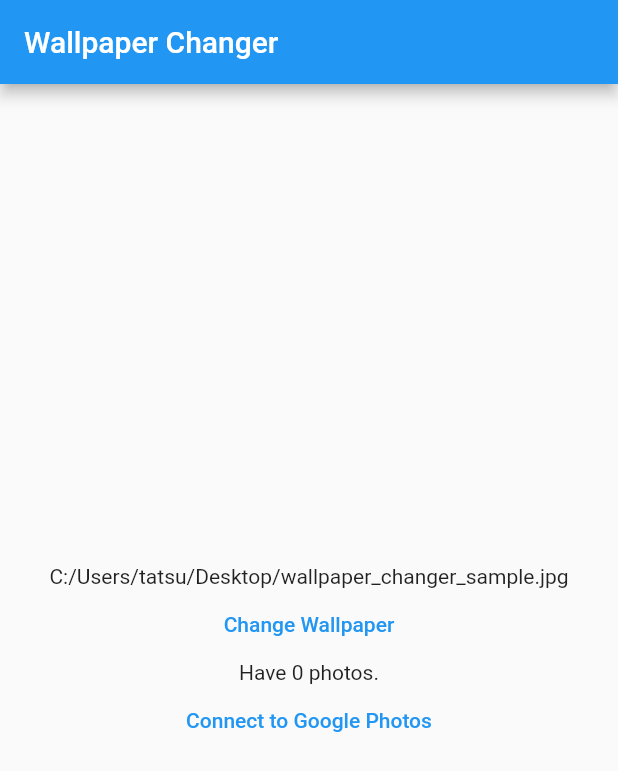
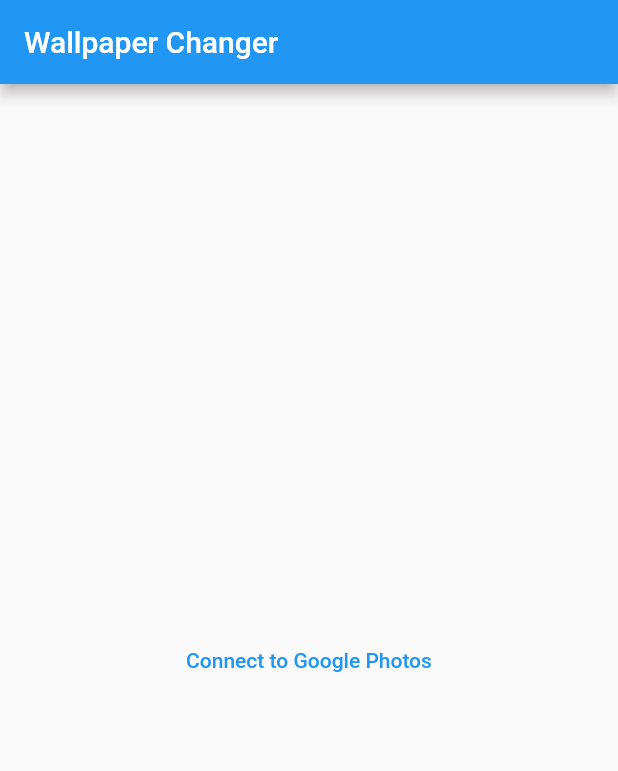
Before and after one commit to fukata/wallpaper_changer, a Flutter app: the screen it shows after launch, after a tap on "Connect to Google Photos", on a phone screen of 412 x 824 dp. Shown: the top 771 px of the screen. Run offline on Flutter 3.47's test engine with Material 2 defaults, Android fonts, the phone set to English and light mode, and no system bars; our stand-ins replace flutter_dotenv, googleapis_auth, realm; missing offline and left inert: dart:ffi, desktop_window, googleapis, win32; statements that could not run were skipped.

Commit message:
#7 change: ベースのUIを作成

```diff
--- a/lib/main.dart
+++ b/lib/main.dart
@@ -3,6 +3,7 @@ import 'dart:ffi';
 import 'dart:io';
 import 'dart:math' as math;
 
+import 'package:desktop_window/desktop_window.dart';
 import 'package:ffi/ffi.dart';
 import 'package:flutter/material.dart';
 import 'package:googleapis/oauth2/v2.dart';
@@ -25,6 +26,10 @@ void main() async {
   var realmConfig = Configuration([app.User.schema, app.MediaItem.schema]);
   realmConfig.schemaVersion = 1;
   realm = Realm(realmConfig);
+
+  DesktopWindow.setWindowSize(const Size(500, 700));
+  DesktopWindow.setMaxWindowSize(const Size(500, 700));
+  DesktopWindow.setMinWindowSize(const Size(500, 700));
 
   runApp(const MyApp());
 }
@@ -75,11 +80,19 @@ class MyHomePage extends StatefulWidget {
 
 class _MyHomePageState extends State<MyHomePage> {
   /// 現在の壁紙のファイルパス
-  // TODO: ユーザーが画像を選択できるようにする
   String _wallpaperFilePath = "";
 
   app.User? _currentUser;
   int _mediaItemCount = 0;
+
+  /// 画像データを取得する
+  void _handleSync() async {
+    var client = _makeAuthClientFromUser(_currentUser!);
+    await _loadGooglePhotos(client);
+    setState(() {
+      _mediaItemCount = realm.all<app.MediaItem>().length;
+    });
+  }
 
   /// 壁紙を変更するボタンが押された時の処理。
   void _handleChangeWallpaper() {
@@ -336,66 +349,116 @@ class _MyHomePageState extends State<MyHomePage> {
   @override
   void initState() {
     super.initState();
-    _wallpaperFilePath = path.join(
-        "C:", "Users", "tatsu", "Desktop", "wallpaper_changer_sample.jpg");
     _currentUser = _getCurrentUser();
     _mediaItemCount = realm.all<app.MediaItem>().length;
   }
 
   @override
   Widget build(BuildContext context) {
-    // This method is rerun every time setState is called, for instance as done
-    // by the _incrementCounter method above.
-    //
-    // The Flutter framework has been optimized to make rerunning build methods
-    // fast, so that you can just rebuild anything that needs updating rather
-    // than having to individually change instances of widgets.
     return Scaffold(
       appBar: AppBar(
-        // Here we take the value from the MyHomePage object that was created by
-        // the App.build method, and use it to set our appbar title.
         title: Text(widget.title),
       ),
-      body: Center(
-        // Center is a layout widget. It takes a single child and positions it
-        // in the middle of the parent.
+      // body: _buildBody1(context),
+      body: _buildBody(context),
+    );
+  }
+
+  /// #7 新しいUI
+  Widget _buildBody(BuildContext context) {
+    if (_currentUser == null) {
+      return _buildBodyLogin(context);
+    }
+
+    return Center(
+      child: SizedBox(
+        width: 400,
+        height: double.infinity,
+        child: Padding(
+          padding: const EdgeInsets.all(10.0),
           child: Column(
-          // Column is also a layout widget. It takes a list of children and
-          // arranges them vertically. By default, it sizes itself to fit its
-          // children horizontally, and tries to be as tall as its parent.
-          //
-          // Invoke "debug painting" (press "p" in the console, choose the
-          // "Toggle Debug Paint" action from the Flutter Inspector in Android
-          // Studio, or the "Toggle Debug Paint" command in Visual Studio Code)
-          // to see the wireframe for each widget.
-          //
-          // Column has various properties to control how it sizes itself and
-          // how it positions its children. Here we use mainAxisAlignment to
-          // center the children vertically; the main axis here is the vertical
-          // axis because Columns are vertical (the cross axis would be
-          // horizontal).
-          mainAxisAlignment: MainAxisAlignment.center,
+            mainAxisAlignment: MainAxisAlignment.start,
             children: <Widget>[
-            Text(_wallpaperFilePath),
+              _buildWidgetConnectedUser(context),
+              _buildWidgetActions(context),
+              _buildWidgetSummaryData(context),
+            ],
+          ),
+        ),
+      ),
+    );
+  }
+
+  ///
+  Widget _buildWidgetActions(BuildContext context) {
+    return Container(
+      width: double.infinity,
+      margin: const EdgeInsets.only(top: 10.0),
+      child: Row(
+        mainAxisAlignment: MainAxisAlignment.end,
+        children: <Widget>[
           TextButton(
             onPressed: _handleChangeWallpaper,
             child: const Text("Change Wallpaper"),
           ),
-            if (_currentUser != null)
-              Text("Connected by ${_currentUser!.name}"),
-            Text("Have $_mediaItemCount photos."),
-            if (_mediaItemCount > 0)
           TextButton(
-                onPressed: _handleChangeRandomWallpaper,
-                child: const Text("Change random Wallpaper"),
+            onPressed: _handleSync,
+            child: const Text("Sync"),
           ),
+        ],
+      ),
+    );
+  }
+
+  /// 現在のデータ状況を表示する
+  Widget _buildWidgetSummaryData(BuildContext context) {
+    return Container(
+      color: Colors.black26,
+      width: double.infinity,
+      margin: const EdgeInsets.only(top: 10.0),
+      padding: const EdgeInsets.all(10.0),
+      child: Column(
+        crossAxisAlignment: CrossAxisAlignment.start,
+        children: <Widget>[
+          Text("Photos: $_mediaItemCount"),
+        ],
+      ),
+    );
+  }
+
+  /// 認証済みのアカウント情報を表示する
+  Widget _buildWidgetConnectedUser(BuildContext context) {
+    app.User user = _currentUser!;
+    return SizedBox(
+      width: double.infinity,
+      height: 40,
+      child: Row(
+        mainAxisAlignment: MainAxisAlignment.end,
+        children: <Widget>[
+          const Text("Hello, "),
+          Text(user.name),
+          CircleAvatar(
+            backgroundImage: NetworkImage(user.pictureUrl),
+          ),
+        ],
+      ),
+    );
+  }
+
+
+  /// 認証前の画面を表示する
+  Widget _buildBodyLogin(BuildContext context) {
+    return Center(
+      child: Column(
+        mainAxisAlignment: MainAxisAlignment.center,
+        children: <Widget>[
           TextButton(
             onPressed: _handleGooglePhotosAuth,
             child: const Text("Connect to Google Photos"),
           ),
         ],
       ),
-      ),
+
     );
   }
 }
--- a/pubspec.yaml
+++ b/pubspec.yaml
@@ -55,6 +55,9 @@ dependencies:
   # アプリケーション用のフォルダのパスを特定するために使用
   path_provider: ^2.0.9
 
+  # ウィンドウサイズを変更するために使用
+  desktop_window: ^0.4.0
+
 dev_dependencies:
   flutter_test:
     sdk: flutter
```
Also changed, not shown: pubspec.lock, 2 other files. Lines whose indentation alone changed are shown as unchanged.
